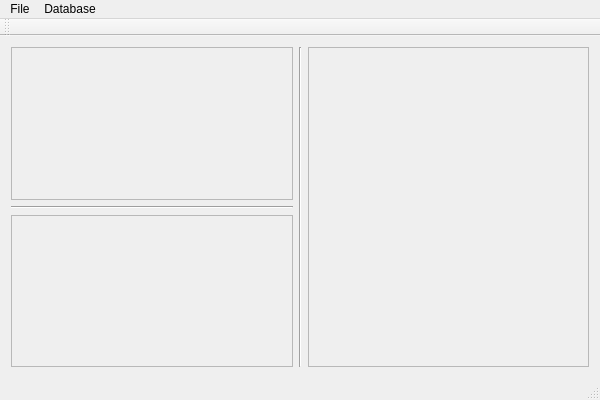
mbrucher/QtMosaic, file qtmosaic.ui: the form before one commit.
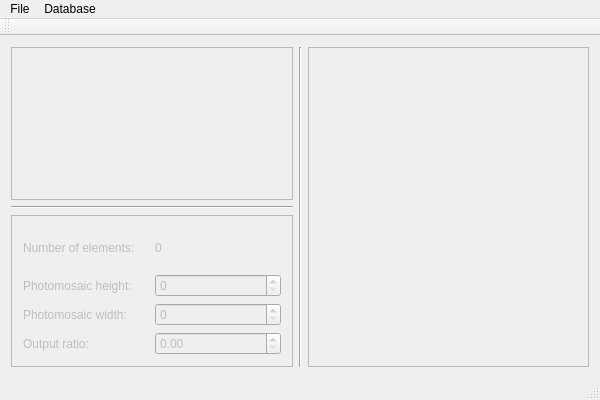
The form after the commit.

Commit message: Modified the database infos

Diff of the .ui file:
```diff
--- a/qtmosaic.ui
+++ b/qtmosaic.ui
@@ -60,10 +60,16 @@
         </item>
         <item>
          <widget class="QScrollArea" name="scrollArea_3">
+          <property name="enabled">
+           <bool>false</bool>
+          </property>
           <property name="widgetResizable">
            <bool>true</bool>
           </property>
           <widget class="QWidget" name="scrollAreaWidgetContents_3">
+           <property name="enabled">
+            <bool>false</bool>
+           </property>
            <property name="geometry">
             <rect>
              <x>0</x>
@@ -76,13 +82,47 @@
             <item row="0" column="0">
              <widget class="QLabel" name="mosaicDatabase">
               <property name="text">
-               <string/>
+               <string>Number of elements:</string>
               </property>
-              <property name="alignment">
-               <set>Qt::AlignCenter</set>
+             </widget>
+            </item>
+            <item row="0" column="1">
+             <widget class="QLabel" name="databaseSize">
+              <property name="text">
+               <string>0</string>
               </property>
              </widget>
             </item>
+            <item row="1" column="0">
+             <widget class="QLabel" name="label">
+              <property name="text">
+               <string>Photomosaic height:</string>
+              </property>
+             </widget>
+            </item>
+            <item row="1" column="1">
+             <widget class="QSpinBox" name="mosaicHeight"/>
+            </item>
+            <item row="2" column="0">
+             <widget class="QLabel" name="label_3">
+              <property name="text">
+               <string>Photomosaic width: </string>
+              </property>
+             </widget>
+            </item>
+            <item row="2" column="1">
+             <widget class="QSpinBox" name="mosaicWidth"/>
+            </item>
+            <item row="3" column="0">
+             <widget class="QLabel" name="label_5">
+              <property name="text">
+               <string>Output ratio:</string>
+              </property>
+             </widget>
+            </item>
+            <item row="3" column="1">
+             <widget class="QDoubleSpinBox" name="outputRatio"/>
+            </item>
            </layout>
           </widget>
          </widget>
```
Left out of the diff: 2 changed lines with no effect on the pictures.
